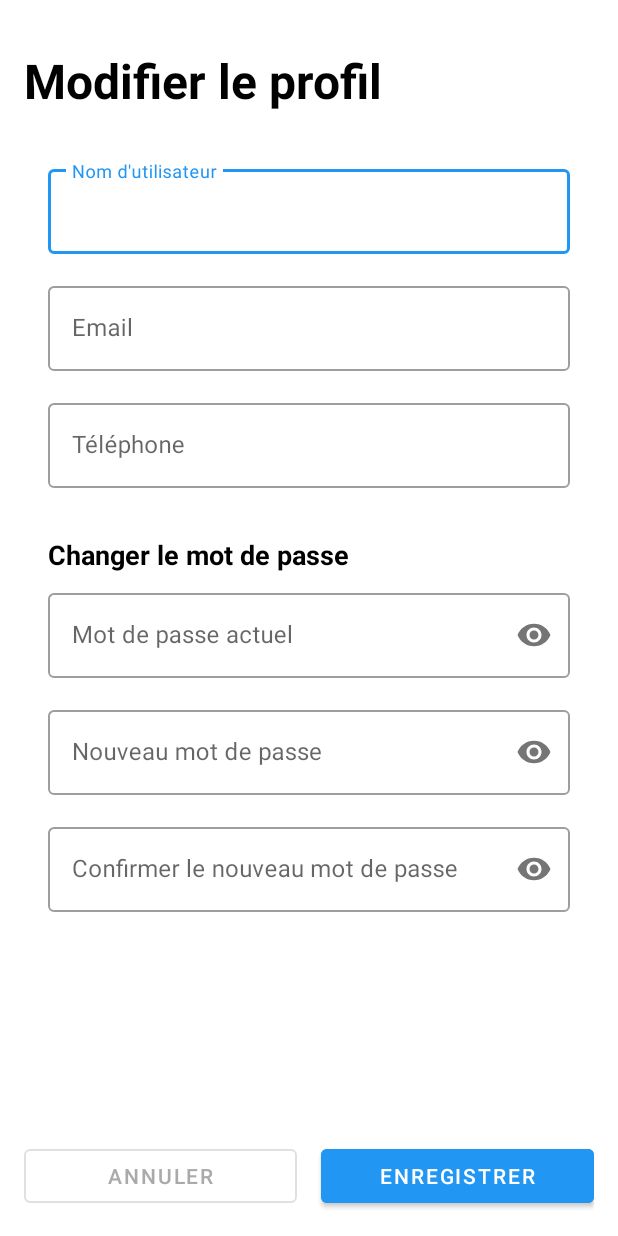
After one commit to jordyvuong/StudentList, an Android app: the EditProfileActivity screen opened directly, with no data from a screen before it, on a phone screen of 412 x 824 dp. The commit adds this screen. Run offline under Robolectric (Android 15) with nearby library versions, the phone set to English and light mode, and no system bars; our stand-ins replace Firebase (no records; nobody signed in at launch, a user with empty details on screens opened directly).

Commit message:
modification profil

```diff
--- a/app/build.gradle.kts
+++ b/app/build.gradle.kts
@@ -55,4 +55,7 @@ dependencies {
     testImplementation(libs.junit)
     androidTestImplementation(libs.androidx.junit)
     androidTestImplementation(libs.androidx.espresso.core)
+    implementation("com.google.firebase:firebase-storage-ktx:20.3.0")
+
+
 }
--- /dev/null
+++ b/app/src/main/java/com/example/studentlist/activities/EditProfileActivity.kt
@@ -0,0 +1,141 @@
+package com.example.studentlist.activities
+
+import android.os.Bundle
+import android.util.Log
+import android.widget.Button
+import android.widget.EditText
+import android.widget.Toast
+import androidx.appcompat.app.AppCompatActivity
+import com.example.studentlist.R
+import com.google.firebase.auth.EmailAuthProvider
+import com.google.firebase.auth.FirebaseAuth
+import com.google.firebase.database.*
+
+class EditProfileActivity : AppCompatActivity() {
+
+    private lateinit var auth: FirebaseAuth
+    private lateinit var database: FirebaseDatabase
+
+    private lateinit var usernameEditText: EditText
+    private lateinit var emailEditText: EditText
+    private lateinit var phoneEditText: EditText
+    private lateinit var currentPasswordEditText: EditText
+    private lateinit var newPasswordEditText: EditText
+    private lateinit var confirmNewPasswordEditText: EditText
+
+    override fun onCreate(savedInstanceState: Bundle?) {
+        super.onCreate(savedInstanceState)
+        setContentView(R.layout.activity_edit_profile)
+
+        val databaseUrl = "https://studentlist-d8d52-default-rtdb.europe-west1.firebasedatabase.app"
+        auth = FirebaseAuth.getInstance()
+        database = FirebaseDatabase.getInstance(databaseUrl)
+
+        val currentUser = auth.currentUser
+        if (currentUser == null) {
+            Toast.makeText(this, "Vous devez être connecté pour modifier votre profil", Toast.LENGTH_SHORT).show()
+            finish()
+            return
+        }
+
+        usernameEditText = findViewById(R.id.editTextUsername)
+        emailEditText = findViewById(R.id.editTextEmail)
+        phoneEditText = findViewById(R.id.editTextPhone)
+        currentPasswordEditText = findViewById(R.id.editTextCurrentPassword)
+        newPasswordEditText = findViewById(R.id.editTextNewPassword)
+        confirmNewPasswordEditText = findViewById(R.id.editTextConfirmNewPassword)
+
+        emailEditText.setText(currentUser.email)
+
+        loadUserData(currentUser.uid)
+
+        val saveButton = findViewById<Button>(R.id.buttonSaveProfile)
+        saveButton.setOnClickListener {
+            saveProfileChanges()
+        }
+
+        val cancelButton = findViewById<Button>(R.id.buttonCancel)
+        cancelButton.setOnClickListener {
+            finish()
+        }
+    }
+
+    private fun loadUserData(userId: String) {
+        val userRef = database.reference.child("users").child(userId)
+        userRef.addListenerForSingleValueEvent(object : ValueEventListener {
+            override fun onDataChange(snapshot: DataSnapshot) {
+                if (snapshot.exists()) {
+                    val username = snapshot.child("username").getValue(String::class.java) ?: ""
+                    val phone = snapshot.child("phone").getValue(String::class.java) ?: ""
+
+                    usernameEditText.setText(username)
+                    phoneEditText.setText(phone)
+                }
+            }
+
+            override fun onCancelled(error: DatabaseError) {
+                Log.e("EditProfileActivity", "Erreur lors du chargement des données utilisateur", error.toException())
+                Toast.makeText(this@EditProfileActivity, "Erreur lors du chargement des données", Toast.LENGTH_SHORT).show()
+            }
+        })
+    }
+
+    private fun saveProfileChanges() {
+        val currentUser = auth.currentUser ?: return
+        val username = usernameEditText.text.toString().trim()
+        val phone = phoneEditText.text.toString().trim()
+        val currentPassword = currentPasswordEditText.text.toString().trim()
+        val newPassword = newPasswordEditText.text.toString().trim()
+        val confirmNewPassword = confirmNewPasswordEditText.text.toString().trim()
+
+        if (username.isEmpty() || phone.isEmpty()) {
+            Toast.makeText(this, "Veuillez remplir tous les champs obligatoires", Toast.LENGTH_SHORT).show()
+            return
+        }
+
+        val userUpdates = HashMap<String, Any>()
+        userUpdates["username"] = username
+        userUpdates["phone"] = phone
+
+        updateUserData(currentUser.uid, userUpdates)
+
+        if (currentPassword.isNotEmpty() && newPassword.isNotEmpty() && confirmNewPassword.isNotEmpty()) {
+            if (newPassword != confirmNewPassword) {
+                Toast.makeText(this, "Les mots de passe ne correspondent pas", Toast.LENGTH_SHORT).show()
+                return
+            }
+
+            if (newPassword.length < 6) {
+                Toast.makeText(this, "Le mot de passe doit contenir au moins 6 caractères", Toast.LENGTH_SHORT).show()
+                return
+            }
+
+            val credential = EmailAuthProvider.getCredential(currentUser.email!!, currentPassword)
+            currentUser.reauthenticate(credential)
+                .addOnSuccessListener {
+                    currentUser.updatePassword(newPassword)
+                        .addOnSuccessListener {
+                            Toast.makeText(this, "Mot de passe mis à jour avec succès", Toast.LENGTH_SHORT).show()
+                        }
+                        .addOnFailureListener { e ->
+                            Toast.makeText(this, "Erreur lors de la mise à jour du mot de passe: ${e.message}", Toast.LENGTH_SHORT).show()
+                        }
+                }
+                .addOnFailureListener { e ->
+                    Toast.makeText(this, "Erreur d'authentification: ${e.message}", Toast.LENGTH_SHORT).show()
+                }
+        }
+    }
+
+    private fun updateUserData(userId: String, userUpdates: Map<String, Any>) {
+        database.reference.child("users").child(userId)
+            .updateChildren(userUpdates)
+            .addOnSuccessListener {
+                Toast.makeText(this, "Profil mis à jour avec succès", Toast.LENGTH_SHORT).show()
+                finish()
+            }
+            .addOnFailureListener { e ->
+                Toast.makeText(this, "Erreur lors de la mise à jour du profil: ${e.message}", Toast.LENGTH_SHORT).show()
+            }
+    }
+}
--- a/app/src/main/java/com/example/studentlist/activities/SettingsActivity.kt
+++ b/app/src/main/java/com/example/studentlist/activities/SettingsActivity.kt
@@ -165,7 +165,8 @@ class SettingsActivity : AppCompatActivity() {
 
         // Bouton Éditer le profil
         editProfileButton.setOnClickListener {
-            Toast.makeText(this@SettingsActivity, "Édition du profil - Fonctionnalité à venir", Toast.LENGTH_SHORT).show()
+            val intent = Intent(this@SettingsActivity, EditProfileActivity::class.java)
+            startActivity(intent)
         }
     }
 }
--- /dev/null
+++ b/app/src/main/res/layout/activity_edit_profile.xml
@@ -0,0 +1,168 @@
+<?xml version="1.0" encoding="utf-8"?>
+<androidx.constraintlayout.widget.ConstraintLayout xmlns:android="http://schemas.android.com/apk/res/android"
+    xmlns:app="http://schemas.android.com/apk/res-auto"
+    xmlns:tools="http://schemas.android.com/tools"
+    android:layout_width="match_parent"
+    android:layout_height="match_parent"
+    android:background="@color/white"
+    android:padding="16dp"
+    tools:context=".activities.EditProfileActivity">
+
+    <!-- Header -->
+    <TextView
+        android:id="@+id/editProfileTitle"
+        android:layout_width="wrap_content"
+        android:layout_height="wrap_content"
+        android:layout_marginTop="16dp"
+        android:text="Modifier le profil"
+        android:textColor="@color/black"
+        android:textSize="32sp"
+        android:textStyle="bold"
+        app:layout_constraintStart_toStartOf="parent"
+        app:layout_constraintTop_toTopOf="parent" />
+
+    <ScrollView
+        android:layout_width="match_parent"
+        android:layout_height="0dp"
+        android:layout_marginTop="16dp"
+        android:layout_marginBottom="16dp"
+        app:layout_constraintBottom_toTopOf="@id/buttonsContainer"
+        app:layout_constraintTop_toBottomOf="@id/editProfileTitle">
+
+        <LinearLayout
+            android:layout_width="match_parent"
+            android:layout_height="wrap_content"
+            android:orientation="vertical"
+            android:padding="16dp">
+
+            <!-- Champs de saisie pour la modification du profil -->
+            <com.google.android.material.textfield.TextInputLayout
+                style="@style/Widget.MaterialComponents.TextInputLayout.OutlinedBox"
+                android:layout_width="match_parent"
+                android:layout_height="wrap_content"
+                android:layout_marginBottom="16dp"
+                android:hint="Nom d'utilisateur">
+
+                <com.google.android.material.textfield.TextInputEditText
+                    android:id="@+id/editTextUsername"
+                    android:layout_width="match_parent"
+                    android:layout_height="wrap_content"
+                    android:inputType="text" />
+            </com.google.android.material.textfield.TextInputLayout>
+
+            <com.google.android.material.textfield.TextInputLayout
+                style="@style/Widget.MaterialComponents.TextInputLayout.OutlinedBox"
+                android:layout_width="match_parent"
+                android:layout_height="wrap_content"
+                android:layout_marginBottom="16dp"
+                android:hint="Email">
+
+                <com.google.android.material.textfield.TextInputEditText
+                    android:id="@+id/editTextEmail"
+                    android:layout_width="match_parent"
+                    android:layout_height="wrap_content"
+                    android:enabled="false"
+                    android:inputType="textEmailAddress" />
+            </com.google.android.material.textfield.TextInputLayout>
+
+            <com.google.android.material.textfield.TextInputLayout
+                style="@style/Widget.MaterialComponents.TextInputLayout.OutlinedBox"
+                android:layout_width="match_parent"
+                android:layout_height="wrap_content"
+                android:layout_marginBottom="16dp"
+                android:hint="Téléphone">
+
+                <com.google.android.material.textfield.TextInputEditText
+                    android:id="@+id/editTextPhone"
+                    android:layout_width="match_parent"
+                    android:layout_height="wrap_content"
+                    android:inputType="phone" />
+            </com.google.android.material.textfield.TextInputLayout>
+
+            <!-- Section changement de mot de passe -->
+            <TextView
+                android:layout_width="match_parent"
+                android:layout_height="wrap_content"
+                android:layout_marginTop="16dp"
+                android:layout_marginBottom="8dp"
+                android:text="Changer le mot de passe"
+                android:textColor="@color/black"
+                android:textSize="18sp"
+                android:textStyle="bold" />
+
+            <com.google.android.material.textfield.TextInputLayout
+                style="@style/Widget.MaterialComponents.TextInputLayout.OutlinedBox"
+                android:layout_width="match_parent"
+                android:layout_height="wrap_content"
+                android:layout_marginBottom="16dp"
+                android:hint="Mot de passe actuel"
+                app:passwordToggleEnabled="true">
+
+                <com.google.android.material.textfield.TextInputEditText
+                    android:id="@+id/editTextCurrentPassword"
+                    android:layout_width="match_parent"
+                    android:layout_height="wrap_content"
+                    android:inputType="textPassword" />
+            </com.google.android.material.textfield.TextInputLayout>
+
+            <com.google.android.material.textfield.TextInputLayout
+                style="@style/Widget.MaterialComponents.TextInputLayout.OutlinedBox"
+                android:layout_width="match_parent"
+                android:layout_height="wrap_content"
+                android:layout_marginBottom="16dp"
+                android:hint="Nouveau mot de passe"
+                app:passwordToggleEnabled="true">
+
+                <com.google.android.material.textfield.TextInputEditText
+                    android:id="@+id/editTextNewPassword"
+                    android:layout_width="match_parent"
+                    android:layout_height="wrap_content"
+                    android:inputType="textPassword" />
+            </com.google.android.material.textfield.TextInputLayout>
+
+            <com.google.android.material.textfield.TextInputLayout
+                style="@style/Widget.MaterialComponents.TextInputLayout.OutlinedBox"
+                android:layout_width="match_parent"
+                android:layout_height="wrap_content"
+                android:layout_marginBottom="16dp"
+                android:hint="Confirmer le nouveau mot de passe"
+                app:passwordToggleEnabled="true">
+
+                <com.google.android.material.textfield.TextInputEditText
+                    android:id="@+id/editTextConfirmNewPassword"
+                    android:layout_width="match_parent"
+                    android:layout_height="wrap_content"
+                    android:inputType="textPassword" />
+            </com.google.android.material.textfield.TextInputLayout>
+        </LinearLayout>
+    </ScrollView>
+
+    <LinearLayout
+        android:id="@+id/buttonsContainer"
+        android:layout_width="match_parent"
+        android:layout_height="wrap_content"
+        android:orientation="horizontal"
+        app:layout_constraintBottom_toBottomOf="parent">
+
+        <Button
+            android:id="@+id/buttonCancel"
+            style="@style/Widget.MaterialComponents.Button.OutlinedButton"
+            android:layout_width="0dp"
+            android:layout_height="wrap_content"
+            android:layout_marginEnd="8dp"
+            android:layout_weight="1"
+            android:text="Annuler"
+            android:textColor="@android:color/darker_gray" />
+
+        <Button
+            android:id="@+id/buttonSaveProfile"
+            android:layout_width="0dp"
+            android:layout_height="wrap_content"
+            android:layout_marginStart="8dp"
+            android:layout_weight="1"
+            android:backgroundTint="@color/button_color"
+            android:text="Enregistrer"
+            android:textColor="@color/white" />
+    </LinearLayout>
+
+</androidx.constraintlayout.widget.ConstraintLayout>
```
Also changed, not shown: app/src/main/AndroidManifest.xml (+8 -0 lines).
